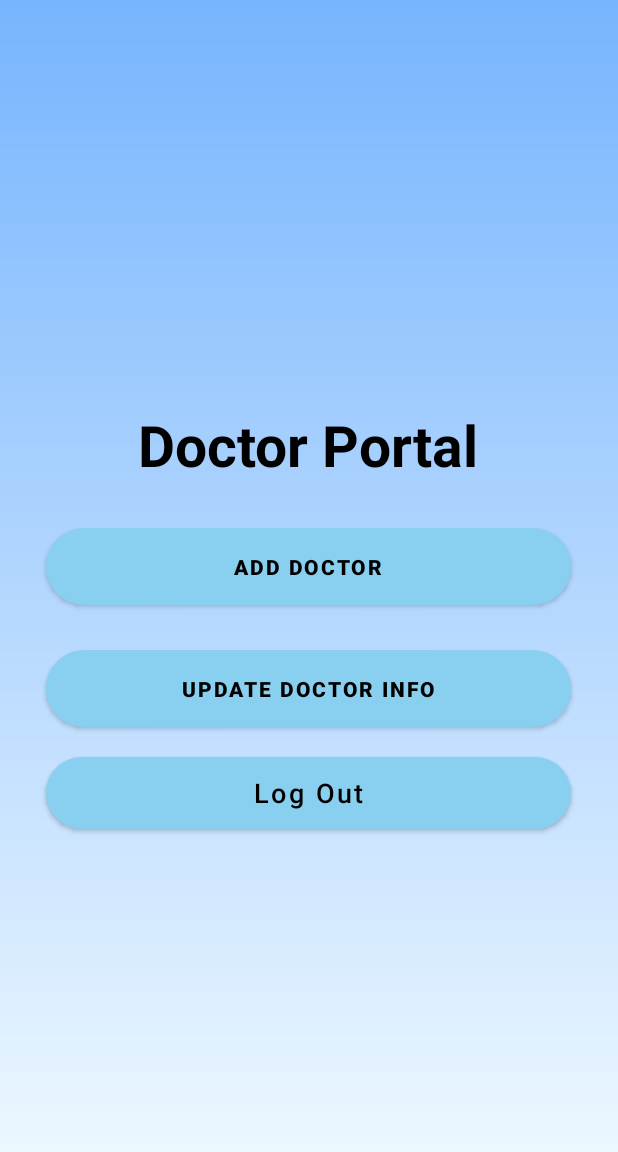
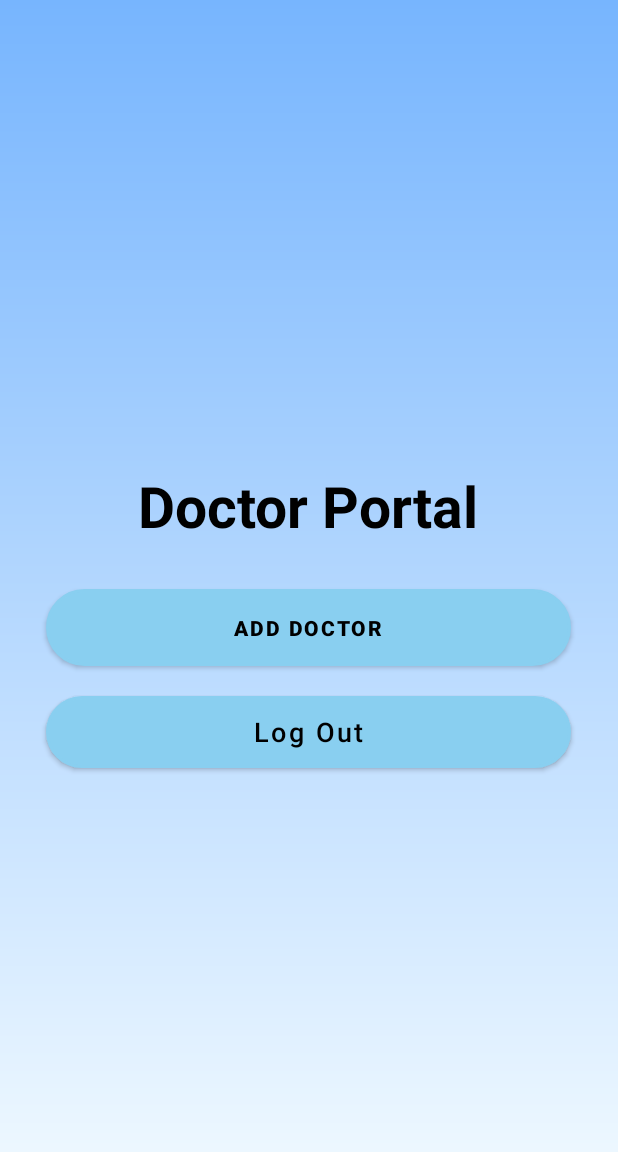
Before and after one commit to Mightypicasso/SkyHeal_Patient_App, an Android app: the DoctorPortal screen opened directly, with no data from a screen before it, on a phone screen of 412 x 824 dp. Shown: the top 1152 px of the screen. Run offline under Robolectric (Android 15) with nearby library versions, the phone set to English and light mode, and no system bars.

Commit message:
Update activity_doctor_portal.xml

```diff
--- a/app/src/main/res/layout/activity_doctor_portal.xml
+++ b/app/src/main/res/layout/activity_doctor_portal.xml
@@ -32,7 +32,7 @@
 
     </Button>
 
-    <Button
+<!--     <Button
         android:id="@+id/updateDocInfo"
         android:padding="10dp"
         android:layout_marginTop="30dp"
@@ -43,7 +43,7 @@
         android:layout_height="wrap_content"
         android:text="Update Doctor Info">
 
-    </Button>
+    </Button> -->
 
     <Button
         android:layout_marginTop="20dp"
```
